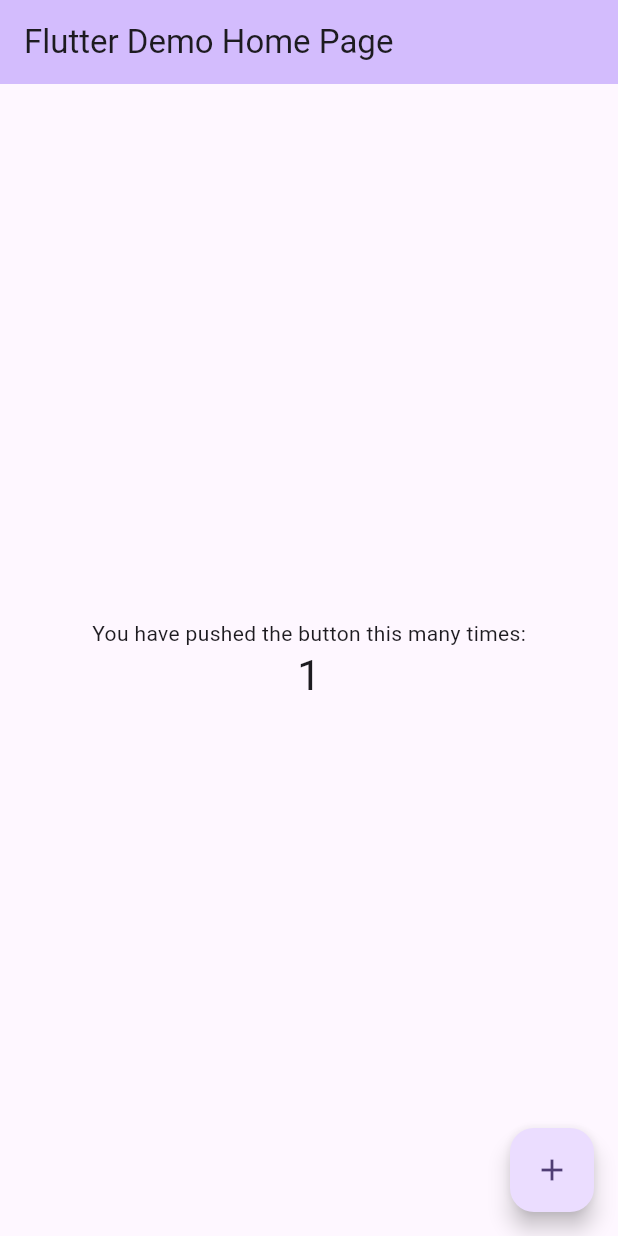
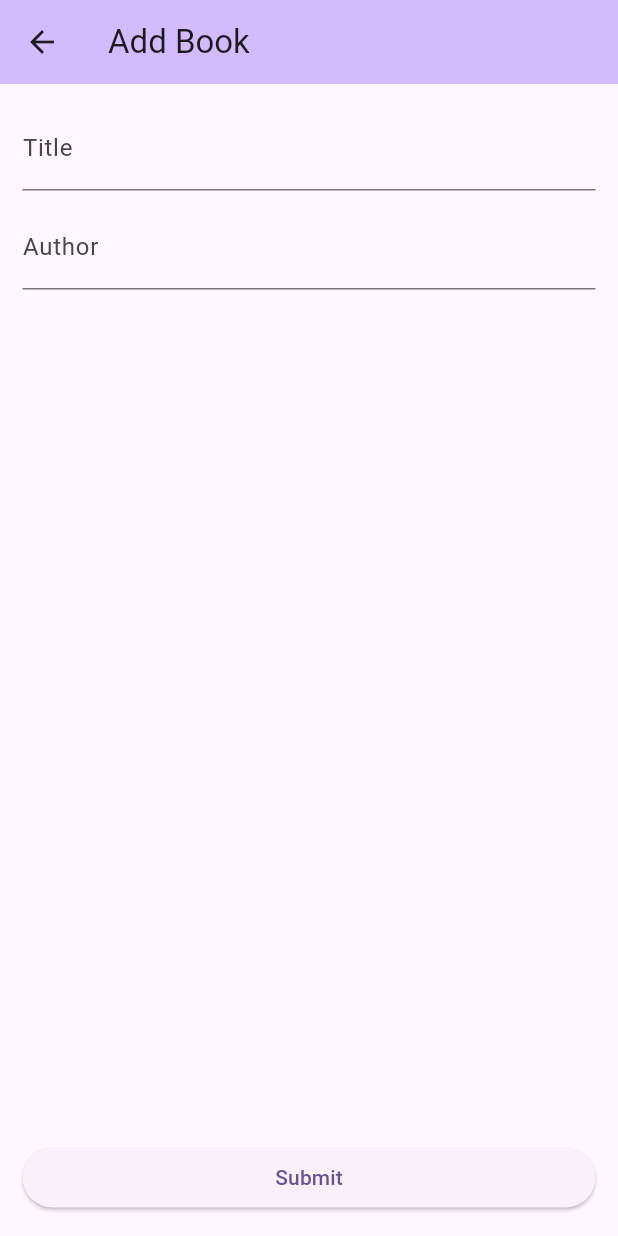
Before and after one commit to sekolah-beta/koneksi_api, a Flutter app: the screen it shows after launch, after a tap on the "add" icon, on a phone screen of 412 x 824 dp. Run offline on Flutter 3.47's test engine with Material 3 defaults, Android fonts, the phone set to English and light mode, and no system bars; our stand-ins replace dartz; missing offline and left inert: overlay_loading_progress; network calls fail.

Commit message:
feat: books crud api

```diff
--- a/lib/main.dart
+++ b/lib/main.dart
@@ -1,4 +1,5 @@
 import 'package:flutter/material.dart';
+import 'package:koneksi_api/pages/home_page.dart';
 
 void main() {
   runApp(const MyApp());
@@ -7,119 +8,15 @@
 class MyApp extends StatelessWidget {
   const MyApp({super.key});
 
-  // This widget is the root of your application.
   @override
   Widget build(BuildContext context) {
     return MaterialApp(
-      title: 'Flutter Demo',
+      title: 'Sekolah Beta',
       theme: ThemeData(
-        // This is the theme of your application.
-        //
-        // TRY THIS: Try running your application with "flutter run". You'll see
-        // the application has a purple toolbar. Then, without quitting the app,
-        // try changing the seedColor in the colorScheme below to Colors.green
-        // and then invoke "hot reload" (save your changes or press the "hot
-        // reload" button in a Flutter-supported IDE, or press "r" if you used
-        // the command line to start the app).
-        //
-        // Notice that the counter didn't reset back to zero; the application
-        // state is not lost during the reload. To reset the state, use hot
-        // restart instead.
-        //
-        // This works for code too, not just values: Most code changes can be
-        // tested with just a hot reload.
         colorScheme: ColorScheme.fromSeed(seedColor: Colors.deepPurple),
         useMaterial3: true,
       ),
-      home: const MyHomePage(title: 'Flutter Demo Home Page'),
+      home: const HomePage(title: 'Books'),
     );
   }
 }
-
-class MyHomePage extends StatefulWidget {
-  const MyHomePage({super.key, required this.title});
-
-  // This widget is the home page of your application. It is stateful, meaning
-  // that it has a State object (defined below) that contains fields that affect
-  // how it looks.
-
-  // This class is the configuration for the state. It holds the values (in this
-  // case the title) provided by the parent (in this case the App widget) and
-  // used by the build method of the State. Fields in a Widget subclass are
-  // always marked "final".
-
-  final String title;
-
-  @override
-  State<MyHomePage> createState() => _MyHomePageState();
-}
-
-class _MyHomePageState extends State<MyHomePage> {
-  int _counter = 0;
-
-  void _incrementCounter() {
-    setState(() {
-      // This call to setState tells the Flutter framework that something has
-      // changed in this State, which causes it to rerun the build method below
-      // so that the display can reflect the updated values. If we changed
-      // _counter without calling setState(), then the build method would not be
-      // called again, and so nothing would appear to happen.
-      _counter++;
-    });
-  }
-
-  @override
-  Widget build(BuildContext context) {
-    // This method is rerun every time setState is called, for instance as done
-    // by the _incrementCounter method above.
-    //
-    // The Flutter framework has been optimized to make rerunning build methods
-    // fast, so that you can just rebuild anything that needs updating rather
-    // than having to individually change instances of widgets.
-    return Scaffold(
-      appBar: AppBar(
-        // TRY THIS: Try changing the color here to a specific color (to
-        // Colors.amber, perhaps?) and trigger a hot reload to see the AppBar
-        // change color while the other colors stay the same.
-        backgroundColor: Theme.of(context).colorScheme.inversePrimary,
-        // Here we take the value from the MyHomePage object that was created by
-        // the App.build method, and use it to set our appbar title.
-        title: Text(widget.title),
-      ),
-      body: Center(
-        // Center is a layout widget. It takes a single child and positions it
-        // in the middle of the parent.
-        child: Column(
-          // Column is also a layout widget. It takes a list of children and
-          // arranges them vertically. By default, it sizes itself to fit its
-          // children horizontally, and tries to be as tall as its parent.
-          //
-          // Column has various properties to control how it sizes itself and
-          // how it positions its children. Here we use mainAxisAlignment to
-          // center the children vertically; the main axis here is the vertical
-          // axis because Columns are vertical (the cross axis would be
-          // horizontal).
-          //
-          // TRY THIS: Invoke "debug painting" (choose the "Toggle Debug Paint"
-          // action in the IDE, or press "p" in the console), to see the
-          // wireframe for each widget.
-          mainAxisAlignment: MainAxisAlignment.center,
-          children: <Widget>[
-            const Text(
-              'You have pushed the button this many times:',
-            ),
-            Text(
-              '$_counter',
-              style: Theme.of(context).textTheme.headlineMedium,
-            ),
-          ],
-        ),
-      ),
-      floatingActionButton: FloatingActionButton(
-        onPressed: _incrementCounter,
-        tooltip: 'Increment',
-        child: const Icon(Icons.add),
-      ), // This trailing comma makes auto-formatting nicer for build methods.
-    );
-  }
-}
--- /dev/null
+++ b/lib/models/book_model.dart
@@ -0,0 +1,29 @@
+class BookModel {
+  String? title;
+  String? author;
+  DateTime? createdAt;
+  String? id;
+
+  BookModel({
+    this.title,
+    this.author,
+    this.createdAt,
+    this.id,
+  });
+
+  factory BookModel.fromJson(Map<String, dynamic> json) => BookModel(
+        title: json["title"],
+        author: json["author"],
+        createdAt: json["created_at"] == null
+            ? null
+            : DateTime.parse(json["created_at"]),
+        id: json["id"],
+      );
+
+  Map<String, dynamic> toJson() => {
+        "title": title,
+        "author": author,
+        "created_at": createdAt?.toIso8601String(),
+        "id": id,
+      };
+}
--- /dev/null
+++ b/lib/models/response_model.dart
@@ -0,0 +1,6 @@
+class ResponseModel {
+  int? responseCode;
+  String? message;
+
+  ResponseModel({this.responseCode, this.message});
+}
--- /dev/null
+++ b/lib/pages/add_book_page.dart
@@ -0,0 +1,90 @@
+import 'package:flutter/material.dart';
+import 'package:koneksi_api/models/book_model.dart';
+import 'package:koneksi_api/repositories/book_repository.dart';
+import 'package:overlay_loading_progress/overlay_loading_progress.dart';
+
+class AddBookPage extends StatefulWidget {
+  const AddBookPage({super.key});
+
+  @override
+  State<AddBookPage> createState() => _AddBookPageState();
+}
+
+class _AddBookPageState extends State<AddBookPage> {
+  final BookRepository bookRepository = BookRepository();
+  final TextEditingController titleController = TextEditingController();
+  final TextEditingController authorController = TextEditingController();
+  final GlobalKey<FormState> form = GlobalKey<FormState>();
+
+  @override
+  Widget build(BuildContext context) {
+    return Scaffold(
+      appBar: AppBar(
+        backgroundColor: Theme.of(context).colorScheme.inversePrimary,
+        title: const Text('Add Book'),
+      ),
+      body: Form(
+        key: form,
+        child: SingleChildScrollView(
+          padding: const EdgeInsets.all(15),
+          child: Column(
+            children: [
+              TextFormField(
+                controller: titleController,
+                validator: (value) {
+                  if (value == '') return 'Title cannot be empty';
+                  return null;
+                },
+                decoration: const InputDecoration(
+                    label: Text('Title'), hintText: 'Enter Book Title Here...'),
+              ),
+              const SizedBox(
+                height: 10,
+              ),
+              TextFormField(
+                controller: authorController,
+                validator: (value) {
+                  if (value == '') return 'Author cannot be empty';
+                  return null;
+                },
+                decoration: const InputDecoration(
+                    label: Text('Author'),
+                    hintText: 'Enter Author Name Here...'),
+              ),
+            ],
+          ),
+        ),
+      ),
+      bottomNavigationBar: Padding(
+        padding: const EdgeInsets.all(15.0),
+        child: ElevatedButton(
+          onPressed: () => postBooks(),
+          child: const Text('Submit'),
+        ),
+      ),
+    );
+  }
+
+  Future postBooks() async {
+    if (!form.currentState!.validate()) return;
+    OverlayLoadingProgress.start(context);
+    BookModel book = BookModel(
+      title: titleController.text,
+      author: authorController.text,
+    );
+
+    final response = await bookRepository.storeBook(book);
+    OverlayLoadingProgress.stop();
+    response.fold((result) {
+      ScaffoldMessenger.of(context).showSnackBar(SnackBar(
+        content: Text('Create ${result.title} successfully!'),
+      ));
+
+      Navigator.pop(context, result);
+    }, (result) {
+      ScaffoldMessenger.of(context).showSnackBar(SnackBar(
+        content: Text(result.message ?? ''),
+      ));
+    });
+  }
+}
--- /dev/null
+++ b/lib/pages/home_page.dart
@@ -0,0 +1,101 @@
+import 'package:flutter/material.dart';
+import 'package:intl/intl.dart';
+import 'package:koneksi_api/models/book_model.dart';
+import 'package:koneksi_api/pages/add_book_page.dart';
+import 'package:koneksi_api/pages/edit_book_page.dart';
+import 'package:koneksi_api/repositories/book_repository.dart';
+
+class HomePage extends StatefulWidget {
+  const HomePage({super.key, required this.title});
+  final String title;
+
+  @override
+  State<HomePage> createState() => _HomePageState();
+}
+
+class _HomePageState extends State<HomePage> {
+  final BookRepository bookRepository = BookRepository();
+  List<BookModel> books = [];
+
+  @override
+  void initState() {
+    fetchBooks();
+    super.initState();
+  }
+
+  @override
+  Widget build(BuildContext context) {
+    return Scaffold(
+      appBar: AppBar(
+        backgroundColor: Theme.of(context).colorScheme.inversePrimary,
+        title: Text(widget.title),
+        actions: [
+          IconButton(
+            onPressed: () => fetchBooks(),
+            icon: const Icon(Icons.refresh),
+          )
+        ],
+      ),
+      body: ListView.builder(
+        padding: const EdgeInsets.all(15),
+        itemCount: books.length,
+        itemBuilder: (context, index) {
+          return Card(
+              child: ListTile(
+            onTap: () {
+              Navigator.push(context, MaterialPageRoute(builder: (builder) {
+                return EditBookPage(
+                  book: books[index],
+                );
+              })).then((value) {
+                if (value != null) {
+                  fetchBooks();
+                }
+              });
+            },
+            title: Text(books[index].title ?? ''),
+            subtitle: Text(books[index].author ?? ''),
+            trailing: books[index].createdAt != null
+                ? Text(DateFormat('dd MMMM yyyy')
+                    .format(books[index].createdAt!)
+                    .toString())
+                : null,
+          ));
+        },
+      ),
+      floatingActionButton: FloatingActionButton(
+        onPressed: () {
+          Navigator.push(context, MaterialPageRoute(builder: (builder) {
+            return const AddBookPage();
+          })).then((value) {
+            if (value != null) {
+              fetchBooks();
+            }
+          });
+        },
+        child: const Icon(Icons.add),
+      ),
+    );
+  }
+
+  Future fetchBooks() async {
+    if (mounted) {
+      setState(() {
+        books = [];
+      });
+    }
+
+    final response = await bookRepository.getBooks();
+    response.fold((result) {
+      if (mounted) {
+        setState(() {
+          books = result;
+        });
+      }
+    }, (result) {
+      ScaffoldMessenger.of(context).showSnackBar(SnackBar(
+        content: Text(result.message ?? ''),
+      ));
+    });
+  }
+}
--- /dev/null
+++ b/lib/repositories/book_repository.dart
@@ -0,0 +1,66 @@
+import 'dart:convert';
+
+import 'package:dartz/dartz.dart';
+import 'package:http/http.dart' as http;
+import 'package:koneksi_api/models/book_model.dart';
+import 'package:koneksi_api/models/response_model.dart';
+
+class BookRepository {
+  final String _baseUrl = 'https://60fec25a2574110017078789.mockapi.io/api/v1';
+
+  Future<Either<List<BookModel>, ResponseModel>> getBooks() async {
+    try {
+      final response = await http.get(Uri.parse('$_baseUrl/books'));
+
+      List<BookModel> books = List<BookModel>.from(
+          json.decode(response.body).map((data) => BookModel.fromJson(data)));
+
+      return Left(books);
+    } catch (_) {
+      return Right(ResponseModel(message: "Something went wrong"));
+    }
+  }
+
+  Future<Either<BookModel, ResponseModel>> storeBook(BookModel book) async {
+    try {
+      final response = await http.post(Uri.parse('$_baseUrl/books'), body: {
+        'title': book.title,
+        'author': book.author,
+      });
+
+      BookModel newBook = BookModel.fromJson(json.decode(response.body));
+
+      return Left(newBook);
+    } catch (_) {
+      return Right(ResponseModel(message: "Something went wrong"));
+    }
+  }
+
+  Future<Either<BookModel, ResponseModel>> updateBook(BookModel book) async {
+    try {
+      final response =
+          await http.put(Uri.parse('$_baseUrl/books/${book.id}'), body: {
+        'title': book.title,
+        'author': book.author,
+      });
+
+      BookModel newBook = BookModel.fromJson(json.decode(response.body));
+
+      return Left(newBook);
+    } catch (_) {
+      return Right(ResponseModel(message: "Something went wrong"));
+    }
+  }
+
+  Future<Either<BookModel, ResponseModel>> deleteBook(String id) async {
+    try {
+      final response = await http.delete(Uri.parse('$_baseUrl/books/$id'));
+
+      BookModel newBook = BookModel.fromJson(json.decode(response.body));
+
+      return Left(newBook);
+    } catch (_) {
+      return Right(ResponseModel(message: "Something went wrong"));
+    }
+  }
+}
```
Also changed, not shown: lib/pages/edit_book_page.dart (added, +123 -0 lines), pubspec.yaml (+6 -70 lines), pubspec.lock.
